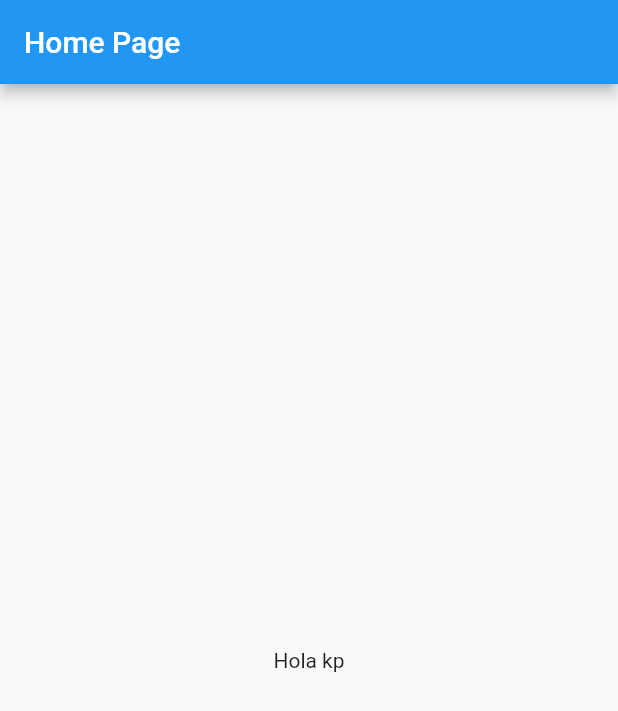
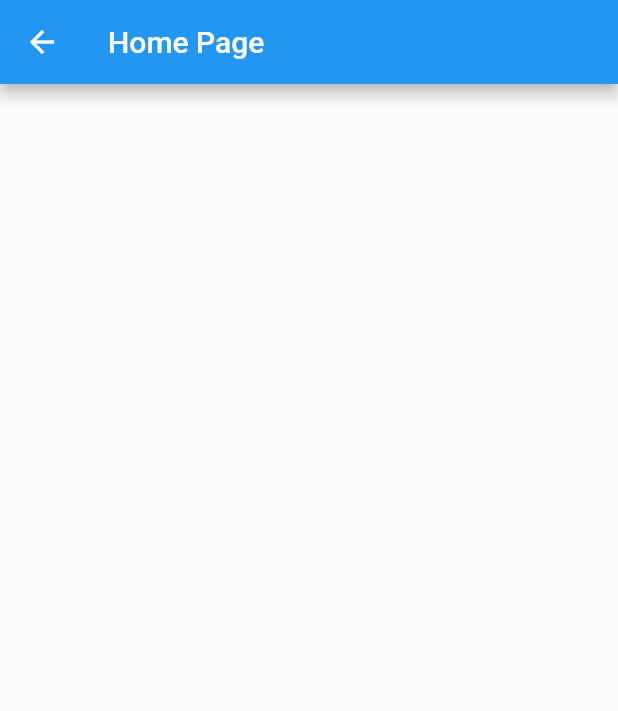
Before and after one commit to MarcosE24/MasterGoal_Villarrica, a Flutter app: the screen it shows after launch, after a tap on "Ingresar", on a phone screen of 412 x 824 dp. Shown: the top 711 px of the screen. Run offline on Flutter 3.47's test engine with Material 2 defaults, Android fonts, the phone set to English and light mode, and no system bars.

Commit message:
Trabajo con el login - 9/12

```diff
--- a/mastergoal/lib/pages/home_page.dart
+++ b/mastergoal/lib/pages/home_page.dart
@@ -10,13 +10,18 @@ class HomePage extends StatefulWidget {
 class _HomePageState extends State<HomePage> {
   @override
   Widget build(BuildContext context) {
+    //Para obtener el texto del nombre ingresado en el login
+    final nombrelogin = (ModalRoute.of(context)?.settings.arguments ??
+        <String, dynamic>{}) as Map;
+    //var aa = arguments['exampleArgument'];
+
     return Scaffold(
       appBar: AppBar(
         title: const Text("Home Page"),
       ),
-      body: const Center(
+      body: Center(
         //se agrega un texto a la pagina [mauro]
-        child: Text("Hola kp"),
+        child: Text(nombrelogin['NombreLogin']),
       ),
     );
   }
--- a/mastergoal/lib/pages/login_page.dart
+++ b/mastergoal/lib/pages/login_page.dart
@@ -11,22 +11,43 @@ class LoginPage extends StatefulWidget {
 class _LoginPageState extends State<LoginPage> {
   @override
   Widget build(BuildContext context) {
+    //Objeto para guardar el nombre del jugador [mauro]
+    TextEditingController NombreTextField = TextEditingController(text: "");
+    //var textoController = '';
+
     return Scaffold(
       appBar: AppBar(
         //titulo de la pagina [mauro]
         title: const Text("Login Page"),
       ),
-      body: Center(
-        //se crea el primer boton del login [mauro]
-        child: ElevatedButton(
+      body: Column(
+        children: [
+          Container(
+              padding: const EdgeInsets.all(20),
+              child: TextField(
+                controller: NombreTextField,
+                decoration: const InputDecoration(
+                    border: InputBorder.none,
+                    fillColor: Color.fromARGB(255, 236, 235, 235),
+                    filled: true,
+                    hintText: "Ingrese su nombre"),
+              )),
+          ElevatedButton(
             onPressed: () {
+              //var argument = textoController;
+              Navigator.pushNamed(
+                context,
+                '/home',
+                arguments: {'NombreLogin': NombreTextField.text},
+              );
+              //print(textoController.text);
               //Navigator.pushNamed(context, "/home");
-
               //se le agrega la ruta a donde se va a dirigir al darle click [mauro]
-              Navigator.pushReplacementNamed(context, "/home");
+              //Navigator.pushReplacementNamed(context, "/home");
             },
-            //se agrega el texto del boton [mauro]
-            child: const Text("Ingresar")),
+            child: const Text("Ingresar"),
+          )
+        ],
       ),
     );
   }
```
